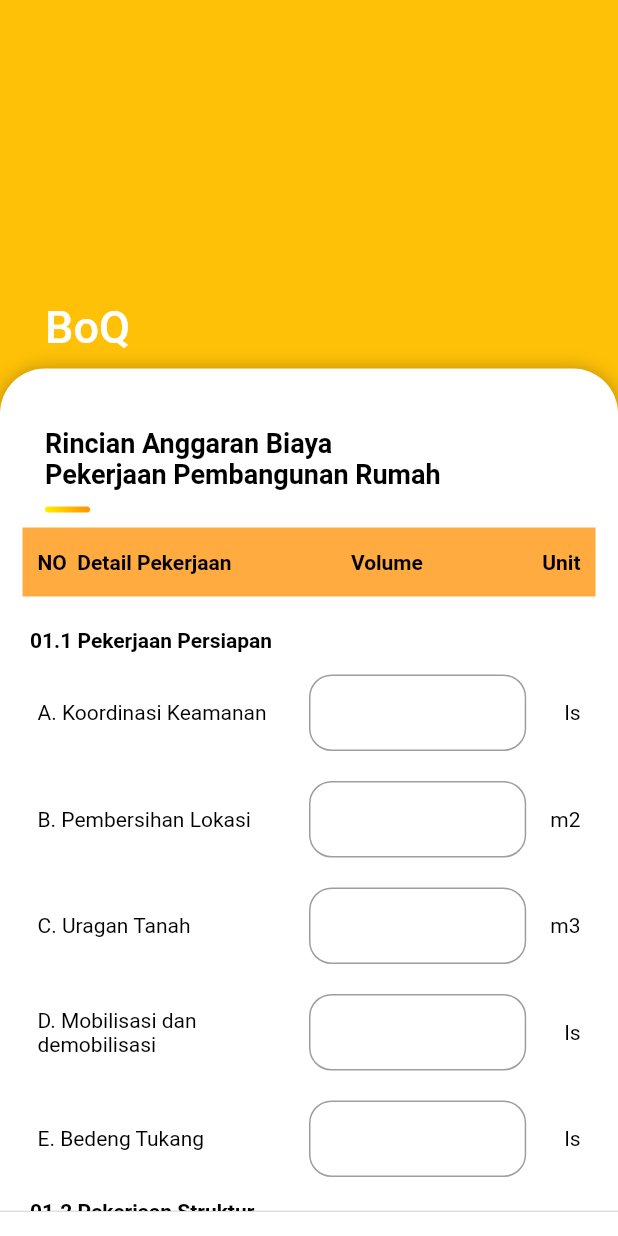
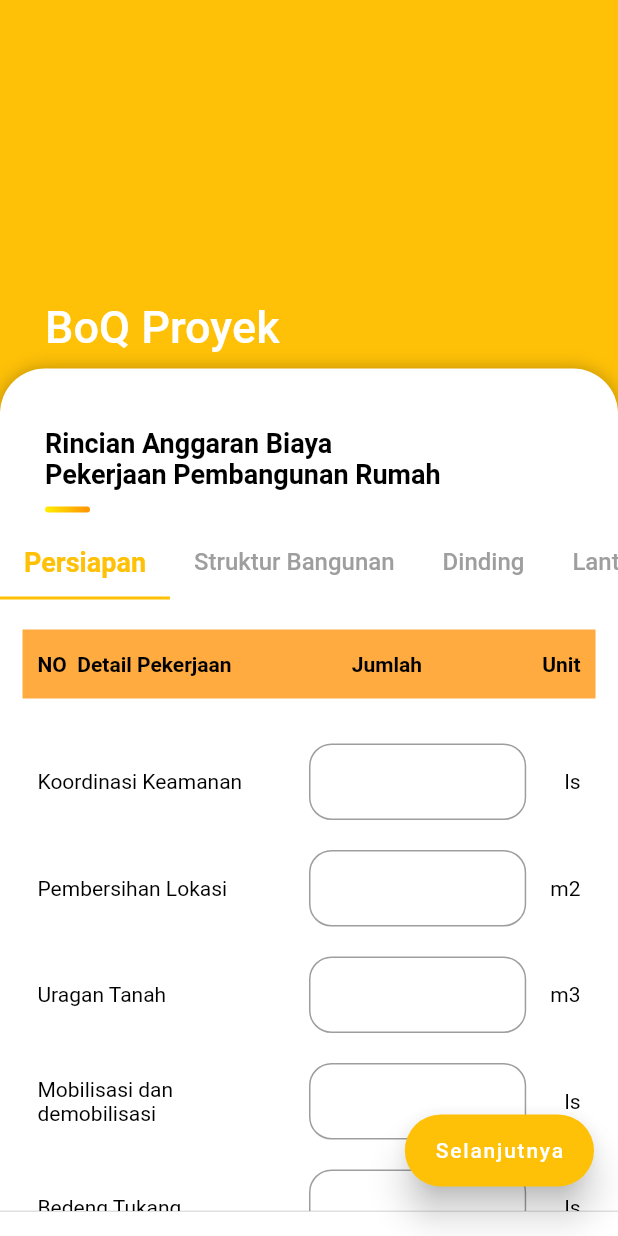
Before and after one commit to qisashasanudin/bangunin_id, a Flutter app: the ProjectBoQ screen opened directly with empty values, on a phone screen of 412 x 824 dp. Run offline on Flutter 3.47's test engine with Material 2 defaults, Android fonts, the phone set to English and light mode, and no system bars; our stand-ins replace cloud_firestore, firebase_auth, firebase_core, firebase_storage, flutter_speed_dial, flutter_spinkit and 5 more; accounts and stored records are empty.

Commit message:
merapikan project_BoQ.dart

```diff
--- /dev/null
+++ b/lib/models/BoQ_model.dart
@@ -0,0 +1,205 @@
+class BoQModel {
+  String attributeId;
+  String name;
+  String unit;
+  int amount;
+
+  BoQModel({
+    String attributeId,
+    String name,
+    String unit,
+    int amount,
+  })  : this.attributeId = attributeId,
+        this.name = name ?? '',
+        this.unit = unit ?? '',
+        this.amount = amount;
+}
+
+class BoQCategoryModel {
+  String categoryName;
+  List contents;
+
+  BoQCategoryModel({
+    String categoryName,
+    List<BoQModel> contents,
+  })  : this.categoryName = categoryName,
+        this.contents = contents;
+}
+
+// ListView( // category: Lantai, Plafon, Jendela Pintu
+//   shrinkWrap: true,
+//   padding: EdgeInsets.zero,
+//   physics: NeverScrollableScrollPhysics(),
+//   children: [
+//     _tabledetail(),
+//     _judul('Lantai 1'),
+//     _formFill('A. Rangka Plafond Besi holo', 'm2'),
+//     _formFill('B. Plafond gypsum 9mm', 'm2'),
+//     _formFill('C. Cat Plafond', 'm2'),
+//     _formFill('D. Pasang Plin Keramik', 'm2'),
+//     _formFill('Pasang Keramik teras depan', 'm2'),
+//     _formFill('Pasang Keramik Toilet', 'm2'),
+//     _formFill('Pasang Keramik Gudang', 'm2'),
+//     _formFill('Pasang Plin Keramik', 'm2'),
+//     _formFill(
+//         'Pasang Keramik Teras Belakang', 'm2'),
+//     _formFill('Pasang Pintu KM uPVC', 'bh'),
+//     _formFill('Pasang Pintu uPVC sldiing', 'bh'),
+//   ],
+// ),
+// ListView( // category: Toilet
+//   shrinkWrap: true,
+//   padding: EdgeInsets.zero,
+//   physics: NeverScrollableScrollPhysics(),
+//   children: [
+//     _tabledetail(),
+//     _judul('I Pekerjaan Toilet Lantai 1 (2 Ruang'),
+//     _formFill('A. Pasang Keramik Dinding', 'm2'),
+//     _formFill(
+//         'D. Closet Duduk toto Standart', 'set'),
+//     _formFill('F. Wastafel Toto Standart', 'bh'),
+//     _formFill('G. Stop Kran Toto', 'bh'),
+//   ],
+// ),
+// ListView( // category: Atap
+//   shrinkWrap: true,
+//   padding: EdgeInsets.zero,
+//   physics: NeverScrollableScrollPhysics(),
+//   children: [
+//     _tabledetail(),
+//     _formFill('Rangka atap baja ringan', 'm2'),
+//     _formFill(
+//         'Penutup atap Genteng Atap Utama', 'm2'),
+//   ],
+// ),
+// ListView( // category: Plumbing
+//   shrinkWrap: true,
+//   padding: EdgeInsets.zero,
+//   physics: NeverScrollableScrollPhysics(),
+//   children: [
+//     _tabledetail(),
+//     _formFill('A. Talang PVC 4" diameter', 'm'),
+//     _formFill('B. RD (Roof Drain) 4"', 'bh'),
+//     _formFill(
+//         'C. PVC pipe class AW ex. Wavin 1 1/2" diamter',
+//         'm'),
+//     _formFill(
+//         'D. Pipa air panas \nWavin size 1/2" diameter',
+//         'm'),
+//   ],
+// ),
+// ListView( // category: Listrik
+//   shrinkWrap: true,
+//   padding: EdgeInsets.zero,
+//   physics: NeverScrollableScrollPhysics(),
+//   children: [
+//     _tabledetail(),
+//     _formFill(
+//         'A. instalasi lampu downlight', 'titik'),
+//     _formFill('B. instalasi stop kontak', 'titik'),
+//     _formFill('D. Box Panel listrik', 'bh'),
+//     _formFill('E. Jaringan (MCB)', 'bh'),
+//     _formFill('F. Instalasi TV saklar panasonic',
+//         'titik'),
+//     _formFill('G. Instalasi Telp saklar panasonic',
+//         'titik'),
+//   ],
+// ),
+// ListView( // category: Lain-lain
+//   shrinkWrap: true,
+//   padding: EdgeInsets.zero,
+//   physics: NeverScrollableScrollPhysics(),
+//   children: [
+//     _tabledetail(),
+//     _formFill('H. Rumput gajah mini', 'm2'),
+//     _formFill('H. Anti rayap', 'm2'),
+//     _formFill('Paving Block', 'm2'),
+//   ],
+// ),
+
+List<BoQCategoryModel> boqDataset = [
+  BoQCategoryModel(categoryName: 'Persiapan', contents: [
+    BoQModel(
+      name: 'Koordinasi Keamanan',
+      unit: 'ls',
+    ),
+    BoQModel(
+      name: 'Pembersihan Lokasi',
+      unit: 'm2',
+    ),
+    BoQModel(
+      name: 'Uragan Tanah',
+      unit: 'm3',
+    ),
+    BoQModel(
+      name: 'Mobilisasi dan demobilisasi',
+      unit: 'ls',
+    ),
+    BoQModel(
+      name: 'Bedeng Tukang',
+      unit: 'ls',
+    ),
+  ]),
+  BoQCategoryModel(categoryName: 'Struktur Bangunan', contents: [
+    BoQModel(
+      name: 'Galian Tanah pondasi',
+      unit: 'm3',
+    ),
+    BoQModel(
+      name: 'Galian Tanah Sloof',
+      unit: 'm3',
+    ),
+    BoQModel(
+      name: 'Pasir urug bawah fondasi t = 5 cm',
+      unit: 'm3',
+    ),
+    BoQModel(
+      name: 'Pasir urug bawah sloof t = 5 cm',
+      unit: 'm3',
+    ),
+    BoQModel(
+      name: 'Kolom beton Bertulang K1',
+      unit: 'm3',
+    ),
+  ]),
+  BoQCategoryModel(categoryName: 'Dinding', contents: [
+    BoQModel(
+      name: 'Pekerjaan Dinding Lantai 1',
+      unit: 'judul',
+    ),
+    BoQModel(
+      name: 'Pasangan bata (1 : 2)',
+      unit: 'm2',
+    ),
+    BoQModel(
+      name: 'Pasangan bata roster',
+      unit: 'm2',
+    ),
+    BoQModel(
+      name: 'Plester (1 : 3)',
+      unit: 'm2',
+    ),
+    BoQModel(
+      name: 'Acian',
+      unit: 'm2',
+    ),
+  ]),
+  BoQCategoryModel(categoryName: 'Lantai, Plafon, Jendela Pintu', contents: [
+    BoQModel(),
+  ]),
+  BoQCategoryModel(categoryName: 'Toilet', contents: [
+    BoQModel(),
+  ]),
+  BoQCategoryModel(categoryName: 'Atap', contents: [
+    BoQModel(),
+  ]),
+  BoQCategoryModel(categoryName: 'Plumbing', contents: [
+    BoQModel(),
+  ]),
+  BoQCategoryModel(categoryName: 'Listrik', contents: [
+    BoQModel(),
+  ]),
+  BoQCategoryModel(categoryName: 'Lain-lain', contents: [
+    BoQModel(),
+  ]),
+];
--- a/lib/screens/mainmenu/home/projects/edit_project/project_BoQ.dart
+++ b/lib/screens/mainmenu/home/projects/edit_project/project_BoQ.dart
@@ -1,6 +1,7 @@
+import 'package:bangunin_id/models/BoQ_model.dart';
 import 'package:bangunin_id/models/project_details_model.dart';
 import 'package:bangunin_id/services/auth.dart';
-import 'package:bangunin_id/shared/UI_components/custom_button.dart';
+import 'package:bangunin_id/shared/UI_components/app_colors.dart';
 import 'package:bangunin_id/shared/UI_components/custom_text_form.dart';
 import 'package:bangunin_id/shared/UI_components/on_back_pressed.dart';
 import 'package:bangunin_id/shared/page_templates/sliver_page.dart';
@@ -15,6 +16,7 @@ class ProjectBoQ extends StatefulWidget {
 class _ProjectBoQState extends State<ProjectBoQ> {
   final _formKey = GlobalKey<FormState>();
   final userID = AuthService().getCurrentUID();
+  final currentBoQDataset = List.from(boqDataset);
 
   //========================= main function =========================
   @override
@@ -30,7 +32,7 @@ class _ProjectBoQState extends State<ProjectBoQ> {
           //   'assets/img/UI/new_project_bg.jpg',
           //   fit: BoxFit.cover,
           // ),
-          title: Text('BoQ ${input.projectName ?? 'Baru'}'),
+          title: Text('BoQ Proyek ${input.projectName ?? 'Baru'}'),
           children: [
             SliverList(
               delegate: SliverChildListDelegate([
@@ -43,142 +45,53 @@ class _ProjectBoQState extends State<ProjectBoQ> {
                         'Rincian Anggaran Biaya \nPekerjaan Pembangunan Rumah',
                   ),
                 ),
-                Padding(
-                  padding: EdgeInsets.symmetric(horizontal: 15),
-                  //child: ProjectDetailsCard(child: input),
+                DefaultTabController(
+                  length: currentBoQDataset.length,
                   child: Column(
-                    mainAxisAlignment: MainAxisAlignment.start,
-                    children: <Widget>[
+                    children: [
+                      TabBar(
+                        isScrollable: true,
+                        labelColor: Theme.of(context).primaryColor,
+                        labelStyle: TextStyle(
+                            fontWeight: FontWeight.bold, fontSize: 18),
+                        unselectedLabelColor: Colors.grey,
+                        unselectedLabelStyle: TextStyle(fontSize: 16),
+                        tabs: <Widget>[
+                          for (var element in currentBoQDataset)
+                            Tab(child: Text(element.categoryName)),
+                        ],
+                      ),
+                      Container(
+                        height: MediaQuery.of(context).size.height,
+                        child: TabBarView(
+                          children: [
+                            for (var element in currentBoQDataset)
+                              ListView(
+                                shrinkWrap: true,
+                                padding: EdgeInsets.zero,
+                                physics: NeverScrollableScrollPhysics(),
+                                children: [
                                   _tabledetail(),
-                      Divider(
-                        color: Colors.white,
+                                  for (var item in element.contents)
+                                    (item.unit != 'judul')
+                                        ? _formFill(item)
+                                        : _judul(item.name),
+                                ],
                               ),
                           ],
                         ),
+                      )
+                    ],
                   ),
-                _judul('01.1 Pekerjaan Persiapan'),
-                _formFill('A. Koordinasi Keamanan', 'ls'),
-                _formFill('B. Pembersihan Lokasi', 'm2'),
-                _formFill('C. Uragan Tanah', 'm3'),
-                _formFill('D. Mobilisasi dan demobilisasi', 'ls'),
-                _formFill('E. Bedeng Tukang', 'ls'),
-                _judul('01.2 Pekerjaan Struktur'),
-                _formFill('A. Galian Tanah pondasi', 'm3'),
-                _formFill('B. Galian Tanah Sloof', 'm3'),
-                _formFill('C. Pasir urug bawah fondasi t = 5 cm', 'm3'),
-                _formFill('D. Pasir urug bawah sloof t = 5 cm', 'm3'),
-                _formFill('E. Kolom beton Bertulang K1', 'm3'),
-                _judul('01.3 Pekerjaan Dinding'),
-                _judul('I Pekerjaan Dinding Lantai 1'),
-                _formFill('A. Pasangan bata (1 : 2)', 'm2'),
-                _formFill('B. Pasangan bata roster', 'm2'),
-                _formFill('C. Plester (1 : 3)', 'm2'),
-                _formFill('D. Acian', 'm2'),
-                _judul('01.4 Lantai, Plafon dan Jendela Pintu'),
-                _judul('Lantai 1'),
-                _formFill('A. Rangka Plafond Besi holo', 'm2'),
-                _formFill('B. Plafond gypsum 9mm', 'm2'),
-                _formFill('C. Cat Plafond', 'm2'),
-                _formFill('D. Pasang Plin Keramik', 'm2'),
-                _formFill('Pasang Keramik teras depan', 'm2'),
-                _formFill('Pasang Keramik Toilet', 'm2'),
-                _formFill('Pasang Keramik Gudang', 'm2'),
-                _formFill('Pasang Plin Keramik', 'm2'),
-                _formFill('Pasang Keramik Teras Belakang', 'm2'),
-                _formFill('Pasang Pintu KM uPVC', 'bh'),
-                _formFill('Pasang Pintu uPVC sldiing', 'bh'),
-                _judul('01.5 Toilet'),
-                _judul('I Pekerjaan Toilet Lantai 1 (2 Ruang'),
-                _formFill('A. Pasang Keramik Dinding', 'm2'),
-                _formFill('D. Closet Duduk toto Standart', 'set'),
-                _formFill('F. Wastafel Toto Standart', 'bh'),
-                _formFill('G. Stop Kran Toto', 'bh'),
-                _judul('01.7 Pekerjaan Atap'),
-                _formFill('Rangka atap baja ringan', 'm2'),
-                _formFill('Penutup atap Genteng Atap Utama', 'm2'),
-                _judul('01.8 Pekerjaan Plumbing'),
-                _formFill('A. Talang PVC 4" diameter', 'm'),
-                _formFill('B. RD (Roof Drain) 4"', 'bh'),
-                _formFill('C. PVC pipe class AW ex. Wavin 1 1/2" diamter', 'm'),
-                _formFill('D. Pipa air panas \nWavin size 1/2" diameter', 'm'),
-                _judul('01.12 Pekerjaan Listrik'),
-                _formFill('A. instalasi lampu downlight', 'titik'),
-                _formFill('B. instalasi stop kontak', 'titik'),
-                _formFill('D. Box Panel listrik', 'bh'),
-                _formFill('E. Jaringan (MCB)', 'bh'),
-                _formFill('F. Instalasi TV saklar panasonic', 'titik'),
-                _formFill('G. Instalasi Telp saklar panasonic', 'titik'),
-                _judul('01.14 Lain-lain'),
-                _formFill('H. Rumput gajah mini', 'm2'),
-                _formFill('H. Anti rayap', 'm2'),
-                _formFill('Paving Block', 'm2'),
-                _nextButton(input),
-                _judul('01.1 Pekerjaan Persiapan'),
-                _formFill('A. Koordinasi Keamanan', 'ls'),
-                _formFill('B. Pembersihan Lokasi', 'm2'),
-                _formFill('C. Uragan Tanah', 'm3'),
-                _formFill('D. Mobilisasi dan demobilisasi', 'ls'),
-                _formFill('E. Bedeng Tukang', 'ls'),
-                _judul('01.2 Pekerjaan Struktur'),
-                _formFill('A. Galian Tanah pondasi', 'm3'),
-                _formFill('B. Galian Tanah Sloof', 'm3'),
-                _formFill('C. Pasir urug bawah fondasi\n t = 5 cm', 'm3'),
-                _formFill('D. Pasir urug bawah sloof\n t = 5 cm', 'm3'),
-                _formFill('E. Kolom beton Bertulang K1', 'm3'),
-                _judul('01.3 Pekerjaan Dinding'),
-                _judul('I Pekerjaan Dinding Lantai 1'),
-                _formFill('A Pasangan bata (1 : 2)', 'm2'),
-                _formFill('B Pasangan bata roster', 'm2'),
-                _formFill('C Plester (1 : 3)', 'm2'),
-                _formFill('D Acian', 'm2'),
-                _judul('01.4 Lantai, Plafon dan Jendela Pintu'),
-                _judul('Lantai 1'),
-                _formFill('A Rangka Plafond Besi holo', 'm2'),
-                _formFill('B Plafond gypsum 9mm', 'm2'),
-                _formFill('C Cat Plafond', 'm2'),
-                _formFill('D Pasang Plin Keramik', 'm2'),
-                _formFill('Pasang Keramik teras depan', 'm2'),
-                _formFill('Pasang Keramik Toilet', 'm2'),
-                _formFill('Pasang Keramik Gudang', 'm2'),
-                _formFill('Pasang Plin Keramik', 'm2'),
-                _formFill('Pasang Keramik Teras Belakang', 'm2'),
-                _formFill('Pasang Pintu KM uPVC', 'bh'),
-                _formFill('Pasang Pintu uPVC sldiing', 'bh'),
-                _judul('01.5 Toilet'),
-                _judul('I Pekerjaan Toilet Lantai 1 (2 Ruang'),
-                _formFill('A Pasang Keramik Dinding', 'm2'),
-                _formFill('D Closet Duduk toto Standart', 'set'),
-                _formFill('F Wastafel Toto Standart', 'bh'),
-                _formFill('G Stop Kran Toto', 'bh'),
-                _judul('01.7 Pekerjaan Atap'),
-                _formFill('Rangka atap baja ringan', 'm2'),
-                _formFill('Penutup atap Genteng Atap Utama', 'm2'),
-                _judul('01.8 Pekerjaan Plumbing'),
-                _formFill('A Talang PVC 4" diameter', 'm'),
-                _formFill('B RD (Roof Drain) 4"', 'bh'),
-                _formFill(
-                    'C PVC pipe class AW ex.\n Wavin 1 1/2" diamter', 'm'),
-                _formFill('D Pipa air panas \nWavin size 1/2" diameter', 'm'),
-                _judul('01.12 Pekerjaan Listrik'),
-                _formFill('A instalasi lampu downlight', 'titik'),
-                _formFill('B instalasi stop kontak', 'titik'),
-                _formFill('D Box Panel listrik', 'bh'),
-                _formFill('E Jaringan (MCB)', 'bh'),
-                _formFill('F Instalasi TV saklar panasonic', 'titik'),
-                _formFill('G Instalasi Telp saklar panasonic', 'titik'),
-                _judul('01.14 Lain-lain'),
-                _formFill('H Rumput gajah mini', 'm2'),
-                _formFill('H Anti rayap', 'm2'),
-                _formFill('Paving Block', 'm2'),
-                _nextButton(input),
+                ),
               ]),
             ), //sliver-sliver lain ditulis di sini
           ],
+          floatingActionButton: _nextButton(input),
         ),
       ),
     );
   }
-
   //========================= main function =========================
 
   Padding _judul(String judul) {
@@ -198,18 +111,18 @@ class _ProjectBoQState extends State<ProjectBoQ> {
     );
   }
 
-  Padding _nextButton(ProjectDetailsModel input) {
-    return Padding(
-        padding: EdgeInsets.symmetric(vertical: 10, horizontal: 20),
-        child: CustomButton(
-          prompt: 'Selanjutnya',
+  FloatingActionButton _nextButton(ProjectDetailsModel input) {
+    return FloatingActionButton.extended(
+      elevation: 10,
+      backgroundColor: Theme.of(context).primaryColor,
+      label: Text('Selanjutnya', style: TextStyle(color: AppColors().accent1)),
       onPressed: () {
         _moveToNewProjectMaterials(input);
       },
-        ));
+    );
   }
 
-  Padding _formFill(String detail, String unit) {
+  Padding _formFill(BoQModel item) {
     return Padding(
       padding: EdgeInsets.symmetric(vertical: 10, horizontal: 25),
       child: Row(
@@ -220,7 +133,7 @@ class _ProjectBoQState extends State<ProjectBoQ> {
             child: Container(
               padding: const EdgeInsets.only(right: 10),
               child: Text(
-                detail,
+                item.name,
                 style: TextStyle(
                   color: Colors.black,
                   fontWeight: FontWeight.normal,
@@ -233,7 +146,13 @@ class _ProjectBoQState extends State<ProjectBoQ> {
             flex: 4,
             fit: FlexFit.tight,
             child: CustomTextForm(
-                label: null, mustBeFilled: false, onChanged: (val) {}),
+                label: null,
+                mustBeFilled: false,
+                onChanged: (val) {
+                  setState(() {
+                    item.amount = int.parse(val);
+                  });
+                }),
           ),
           Flexible(
             flex: 1,
@@ -241,7 +160,7 @@ class _ProjectBoQState extends State<ProjectBoQ> {
             child: Container(
               padding: const EdgeInsets.only(left: 10),
               child: Text(
-                unit,
+                item.unit,
                 textAlign: TextAlign.right,
                 style: TextStyle(
                   color: Colors.black,
@@ -256,8 +175,10 @@ class _ProjectBoQState extends State<ProjectBoQ> {
     );
   }
 
-  Container _tabledetail() {
-    return Container(
+  Padding _tabledetail() {
+    return Padding(
+      padding: EdgeInsets.symmetric(horizontal: 15, vertical: 20),
+      child: Container(
         color: Colors.orangeAccent,
         padding: EdgeInsets.symmetric(horizontal: 10.0, vertical: 15.0),
         child: Row(
@@ -272,7 +193,7 @@ class _ProjectBoQState extends State<ProjectBoQ> {
               ),
             ),
             Text(
-            'Volume',
+              'Jumlah',
               style: TextStyle(
                 color: Colors.black,
                 fontWeight: FontWeight.bold,
@@ -288,6 +209,7 @@ class _ProjectBoQState extends State<ProjectBoQ> {
               ),
             ),
           ],
+        ),
       ),
     );
   }
--- a/lib/screens/mainmenu/home/projects/edit_project/project_Review.dart
+++ b/lib/screens/mainmenu/home/projects/edit_project/project_Review.dart
@@ -329,7 +329,6 @@ class _ProjectReviewState extends State<ProjectReview> {
                 'isCompleted': projectDetails.isCompleted ?? false,
               },
             );
-      //TODO: material yang dihapus belum bisa hilang dari database
       for (var element in projectMaterials) {
         await DatabaseService(
           uid: AuthService().getCurrentUID(),
--- a/lib/screens/mainmenu/home/projects/edit_project/project_information.dart
+++ b/lib/screens/mainmenu/home/projects/edit_project/project_information.dart
@@ -1,10 +1,10 @@
 import 'package:bangunin_id/models/project_details_model.dart';
 import 'package:bangunin_id/services/auth.dart';
 import 'package:bangunin_id/services/database.dart';
+import 'package:bangunin_id/shared/UI_components/app_colors.dart';
 import 'package:bangunin_id/shared/UI_components/custom_text_form.dart';
 import 'package:bangunin_id/shared/UI_components/on_back_pressed.dart';
 import 'package:bangunin_id/shared/UI_components/form_field_decoration.dart';
-import 'package:bangunin_id/shared/UI_components/custom_button.dart';
 import 'package:bangunin_id/shared/page_templates/sliver_page.dart';
 import 'package:flutter/material.dart';
 import 'package:intl/intl.dart';
@@ -71,11 +71,12 @@ class _ProjectInformationState extends State<ProjectInformation> {
                 _clientNameForm(),
                 _clientEmailForm(),
                 _clientPhoneForm(),
-                _nextButton(),
+                SizedBox(height: 70),
               ]),
             ),
             //sliver-sliver lain ditulis di sini
           ],
+          floatingActionButton: _nextButton(),
         ),
       ),
     );
@@ -194,16 +195,17 @@ class _ProjectInformationState extends State<ProjectInformation> {
     });
   }
 
-  Padding _nextButton() {
-    return Padding(
-        padding: EdgeInsets.symmetric(vertical: 10, horizontal: 20),
-        child: CustomButton(
-          prompt:
-              (_projectDetails.projectId != null) ? 'Simpan' : 'Selanjutnya',
-          onPressed: (_projectDetails.projectId == null)
-              ? _moveToNewProjectBoQ
-              : () => _saveChanges(),
-        ));
+  FloatingActionButton _nextButton() {
+    return FloatingActionButton.extended(
+      elevation: 10,
+      backgroundColor: Theme.of(context).primaryColor,
+      label: Text(
+          (_projectDetails.projectId != null) ? 'Simpan' : 'Selanjutnya',
+          style: TextStyle(color: AppColors().accent1)),
+      onPressed: (_projectDetails.projectId == null)
+          ? _moveToNewProjectBoQ
+          : () => _saveChanges(),
+    );
   }
 
   _moveToNewProjectBoQ() {
--- a/lib/screens/mainmenu/home/projects/edit_project/project_materials.dart
+++ b/lib/screens/mainmenu/home/projects/edit_project/project_materials.dart
@@ -70,7 +70,6 @@ class _ProjectMaterialsState extends State<ProjectMaterials> {
                     ],
                   ),
                 ),
-                _nextButton(input),
                 Padding(
                   padding: EdgeInsets.symmetric(horizontal: 20),
                   child: Text(
@@ -78,9 +77,11 @@ class _ProjectMaterialsState extends State<ProjectMaterials> {
                     style: TextStyle(color: Colors.red, fontSize: 14.0),
                   ),
                 ),
+                SizedBox(height: 50),
               ]),
             ), //sliver-sliver lain ditulis di sini
           ],
+          floatingActionButton: _nextButton(input),
         ),
       ),
     );
@@ -178,11 +179,12 @@ class _ProjectMaterialsState extends State<ProjectMaterials> {
     });
   }
 
-  Padding _nextButton(List input) {
-    return Padding(
-        padding: EdgeInsets.symmetric(vertical: 10, horizontal: 20),
-        child: CustomButton(
-          prompt: (input.length > 1) ? 'Simpan' : 'Selanjutnya',
+  FloatingActionButton _nextButton(List input) {
+    return FloatingActionButton.extended(
+      elevation: 10,
+      backgroundColor: Theme.of(context).primaryColor,
+      label: Text((input.length > 1) ? 'Simpan' : 'Selanjutnya',
+          style: TextStyle(color: AppColors().accent1)),
       onPressed: (input.length > 1)
           ? () async {
               _uploadData(input[0]);
@@ -190,7 +192,7 @@ class _ProjectMaterialsState extends State<ProjectMaterials> {
           : () {
               _moveToNewProjectReview(input[0]);
             },
-        ));
+    );
   }
 
   _moveToNewProjectReview(ProjectDetailsModel projectDetails) {
--- a/lib/screens/mainmenu/home/projects/view_project/project_details.dart
+++ b/lib/screens/mainmenu/home/projects/view_project/project_details.dart
@@ -78,7 +78,7 @@ class _ProjectDetailsState extends State<ProjectDetails> {
             ),
             //sliver-sliver lain ditulis di sini
           ],
-          floatingButton: SpeedDial(
+          floatingActionButton: SpeedDial(
             animatedIcon: AnimatedIcons.menu_close,
             foregroundColor: AppColors().accent1,
             elevation: 10,
--- a/lib/shared/page_templates/sliver_page.dart
+++ b/lib/shared/page_templates/sliver_page.dart
@@ -9,7 +9,8 @@ class SliverPage extends StatefulWidget {
     List<Widget> children,
     this.title,
     this.backgroundImage,
-    this.floatingButton,
+    this.floatingActionButton,
+    this.floatingActionButtonLocation,
     List<Widget> persistentFooterButtons,
   })  : this.children = children ?? [],
         this.persistentFooterButtons = persistentFooterButtons ?? [],
@@ -18,7 +19,8 @@ class SliverPage extends StatefulWidget {
   final List<Widget> children;
   final Text title;
   final Image backgroundImage;
-  final Widget floatingButton;
+  final Widget floatingActionButton;
+  final FloatingActionButtonLocation floatingActionButtonLocation;
   final List<Widget> persistentFooterButtons;
 
   @override
@@ -47,7 +49,8 @@ class _SliverPageState extends State<SliverPage> {
           for (var element in widget.children) element,
         ],
       ),
-      floatingActionButton: widget.floatingButton,
+      floatingActionButton: widget.floatingActionButton,
+      floatingActionButtonLocation: widget.floatingActionButtonLocation,
       persistentFooterButtons: widget.persistentFooterButtons,
     );
   }
```
Lines whose indentation alone changed are shown as unchanged.
